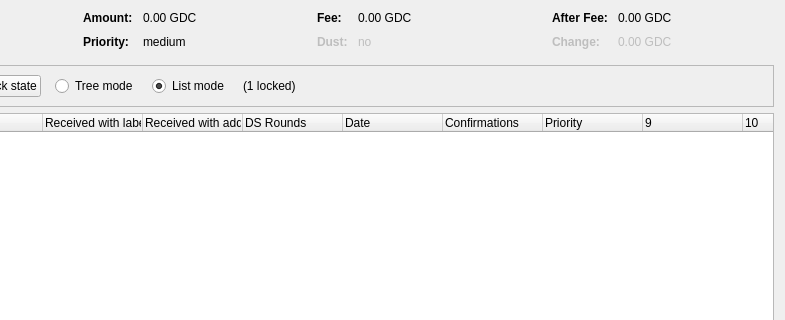
Before: the Qt Designer form src/qt/forms/coincontroldialog.ui in gooddeedcoin/gdc, drawn with Qt 5; both pictures show x 169 to 954 and y 0 to 320 of the 954 by 500 pixel window.
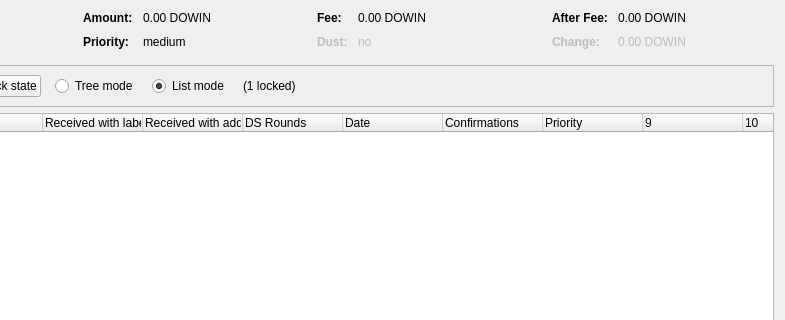
After: the same form once the commit is applied. Custom widgets are drawn as their Qt base class.

Patch:
```diff
--- a/src/qt/forms/coincontroldialog.ui
+++ b/src/qt/forms/coincontroldialog.ui
@@ -132,7 +132,7 @@
           <enum>Qt::ActionsContextMenu</enum>
          </property>
          <property name="text">
-          <string notr="true">0.00 GDC</string>
+          <string notr="true">0.00 DOWIN</string>
          </property>
          <property name="textInteractionFlags">
           <set>Qt::LinksAccessibleByMouse|Qt::TextSelectableByKeyboard|Qt::TextSelectableByMouse</set>
@@ -206,7 +206,7 @@
           <enum>Qt::ActionsContextMenu</enum>
          </property>
          <property name="text">
-          <string notr="true">0.00 GDC</string>
+          <string notr="true">0.00 DOWIN</string>
          </property>
          <property name="textInteractionFlags">
           <set>Qt::LinksAccessibleByMouse|Qt::TextSelectableByKeyboard|Qt::TextSelectableByMouse</set>
@@ -286,7 +286,7 @@
           <enum>Qt::ActionsContextMenu</enum>
          </property>
          <property name="text">
-          <string notr="true">0.00 GDC</string>
+          <string notr="true">0.00 DOWIN</string>
          </property>
          <property name="textInteractionFlags">
           <set>Qt::LinksAccessibleByMouse|Qt::TextSelectableByKeyboard|Qt::TextSelectableByMouse</set>
@@ -321,7 +321,7 @@
           <enum>Qt::ActionsContextMenu</enum>
          </property>
          <property name="text">
-          <string notr="true">0.00 GDC</string>
+          <string notr="true">0.00 DOWIN</string>
          </property>
          <property name="textInteractionFlags">
           <set>Qt::LinksAccessibleByMouse|Qt::TextSelectableByKeyboard|Qt::TextSelectableByMouse</set>
```
